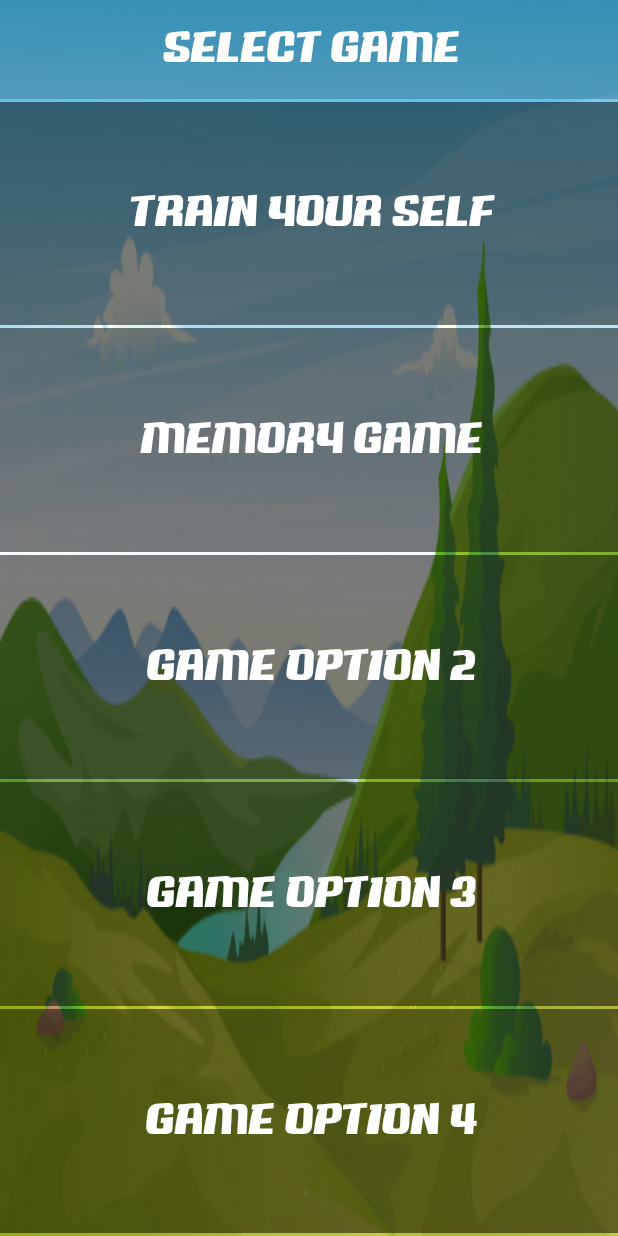
After one commit to rahman9909/AutisticApp, an Android app: the ActivityGameSelect screen opened directly, with no data from a screen before it, on a phone screen of 412 x 824 dp. The commit adds this screen. Run offline under Robolectric (Android 15) with nearby library versions, the phone set to English and light mode, and no system bars.

Commit message:
2019-09-07 05:42:00 PM

```diff
--- a/app/build.gradle
+++ b/app/build.gradle
@@ -29,7 +29,6 @@ dependencies {
     androidTestImplementation 'com.android.support.test.espresso:espresso-core:3.0.2'
     implementation 'com.android.support:design:28.0.0'
     implementation 'com.android.support:support-v4:28.0.0'
-    implementation 'com.android.support:gridlayout-v7:28.0.0'
 
     /*External Library*/
     implementation 'com.theartofdev.edmodo:android-image-cropper:2.8.+'
--- /dev/null
+++ b/app/src/main/java/saim/com/autisticapp/ActivityGameSelect.java
@@ -0,0 +1,15 @@
+package saim.com.autisticapp;
+
+import android.os.Bundle;
+
+import androidx.appcompat.app.AppCompatActivity;
+
+public class ActivityGameSelect extends AppCompatActivity {
+
+    @Override
+    protected void onCreate(Bundle savedInstanceState) {
+        super.onCreate(savedInstanceState);
+        setTheme(R.style.AppThemeFull);
+        setContentView(R.layout.activity_game_select);
+    }
+}
--- /dev/null
+++ b/app/src/main/res/layout/activity_game_select.xml
@@ -0,0 +1,140 @@
+<?xml version="1.0" encoding="utf-8"?>
+<LinearLayout xmlns:android="http://schemas.android.com/apk/res/android"
+    xmlns:tools="http://schemas.android.com/tools"
+    android:layout_width="match_parent"
+    android:layout_height="match_parent"
+    android:background="@drawable/game_back"
+    android:orientation="vertical"
+    tools:context=".ActivityGameSelect">
+
+    <LinearLayout
+        android:layout_width="match_parent"
+        android:layout_height="66dp"
+        android:layout_alignParentTop="true"
+        android:layout_marginBottom="2dp"
+        android:background="#34000000"
+        android:gravity="center_vertical"
+        android:orientation="horizontal">
+
+        <TextView
+            android:layout_width="wrap_content"
+            android:layout_height="wrap_content"
+            android:layout_weight="1"
+            android:fontFamily="@font/app_font"
+            android:text="Select Game"
+            android:textAlignment="center"
+            android:textColor="#FFF"
+            android:textSize="26sp" />
+    </LinearLayout>
+
+    <LinearLayout
+        android:layout_width="match_parent"
+        android:layout_height="0dp"
+        android:layout_weight="1"
+        android:layout_alignParentTop="true"
+        android:layout_marginBottom="2dp"
+        android:background="#84000000"
+        android:gravity="center_vertical"
+        android:orientation="horizontal"
+        android:id="@+id/layoutGameTrainYourSelf">
+
+        <TextView
+            android:layout_width="wrap_content"
+            android:layout_height="wrap_content"
+            android:layout_weight="1"
+            android:fontFamily="@font/app_font"
+            android:text="Train Your Self"
+            android:textAlignment="center"
+            android:textColor="#FFF"
+            android:textSize="26sp" />
+    </LinearLayout>
+
+    <LinearLayout
+        android:layout_width="match_parent"
+        android:layout_height="0dp"
+        android:layout_weight="1"
+        android:layout_alignParentTop="true"
+        android:layout_marginBottom="2dp"
+        android:background="#84000000"
+        android:gravity="center_vertical"
+        android:orientation="horizontal"
+        android:id="@+id/layoutGame1">
+
+        <TextView
+            android:layout_width="wrap_content"
+            android:layout_height="wrap_content"
+            android:layout_weight="1"
+            android:fontFamily="@font/app_font"
+            android:text="Memory Game"
+            android:textAlignment="center"
+            android:textColor="#FFF"
+            android:textSize="26sp" />
+    </LinearLayout>
+
+    <LinearLayout
+        android:layout_width="match_parent"
+        android:layout_height="0dp"
+        android:layout_weight="1"
+        android:layout_alignParentTop="true"
+        android:layout_marginBottom="2dp"
+        android:background="#84000000"
+        android:gravity="center_vertical"
+        android:orientation="horizontal"
+        android:id="@+id/layoutGame2">
+
+        <TextView
+            android:layout_width="wrap_content"
+            android:layout_height="wrap_content"
+            android:layout_weight="1"
+            android:fontFamily="@font/app_font"
+            android:text="Game option 2"
+            android:textAlignment="center"
+            android:textColor="#FFF"
+            android:textSize="26sp" />
+    </LinearLayout>
+
+    <LinearLayout
+        android:layout_width="match_parent"
+        android:layout_height="0dp"
+        android:layout_weight="1"
+        android:layout_alignParentTop="true"
+        android:layout_marginBottom="2dp"
+        android:background="#84000000"
+        android:gravity="center_vertical"
+        android:orientation="horizontal"
+        android:id="@+id/layoutGame3">
+
+        <TextView
+            android:layout_width="wrap_content"
+            android:layout_height="wrap_content"
+            android:layout_weight="1"
+            android:fontFamily="@font/app_font"
+            android:text="Game Option 3"
+            android:textAlignment="center"
+            android:textColor="#FFF"
+            android:textSize="26sp" />
+    </LinearLayout>
+
+    <LinearLayout
+        android:layout_width="match_parent"
+        android:layout_height="0dp"
+        android:layout_weight="1"
+        android:layout_alignParentTop="true"
+        android:layout_marginBottom="2dp"
+        android:background="#84000000"
+        android:gravity="center_vertical"
+        android:orientation="horizontal"
+        android:id="@+id/layoutGame4">
+
+        <TextView
+            android:layout_width="wrap_content"
+            android:layout_height="wrap_content"
+            android:layout_weight="1"
+            android:fontFamily="@font/app_font"
+            android:text="Game Option 4"
+            android:textAlignment="center"
+            android:textColor="#FFF"
+            android:textSize="26sp" />
+    </LinearLayout>
+
+</LinearLayout>
--- a/app/src/main/res/values/strings.xml
+++ b/app/src/main/res/values/strings.xml
@@ -1,7 +1,5 @@
 <resources>
     <string name="app_name">Autistic App</string>
-
-
 
 
     <string-array name="spiner_entry">
```
Also changed, not shown: app/src/main/AndroidManifest.xml (+9 -6 lines), app/src/main/java/saim/com/autisticapp/ActivityGame.java (added, +43 -0 lines), app/src/main/java/saim/com/autisticapp/MainActivity.java (+27 -0 lines), app/src/main/res/layout/activity_game.xml (added, +73 -0 lines).
